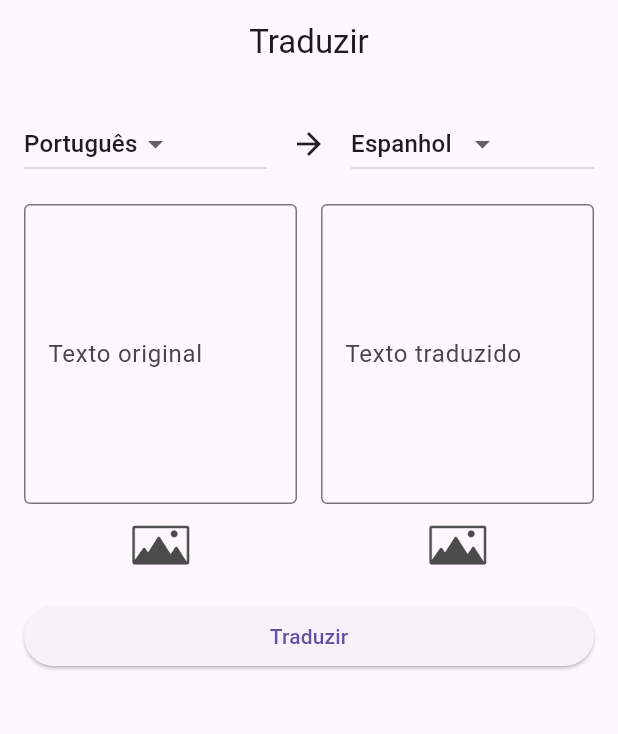
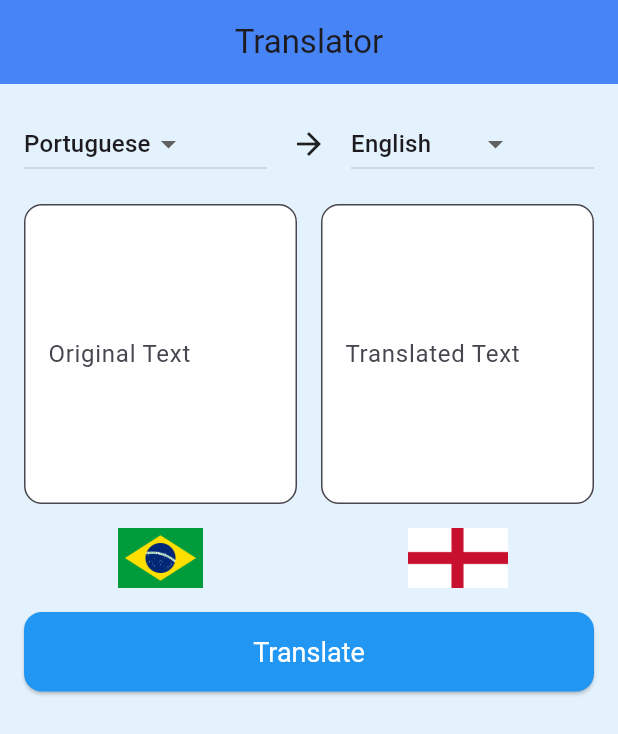
Before and after one commit to felesmanhotto/tradutor-flutter, a Flutter app: the screen it shows after launch, on a phone screen of 412 x 824 dp. Shown: the top 734 px of the screen. Run offline on Flutter 3.47's test engine with Material 3 defaults, Android fonts, the light colour scheme and no system bars.

Commit message:
translator api and flags

```diff
--- a/lib/main.dart
+++ b/lib/main.dart
@@ -1,4 +1,6 @@
 import 'package:flutter/material.dart';
+import 'package:http/http.dart' as http;
+import 'dart:convert';
 
 void main() {
   runApp(MyApp());
@@ -10,8 +12,22 @@ class MyApp extends StatelessWidget {
   @override
   Widget build(BuildContext context) {
     return MaterialApp(
-      title: 'App Tradutor',
-      theme: ThemeData(primarySwatch: Colors.blue),
+      title: 'Translator App',
+      theme: ThemeData(
+        primarySwatch: Colors.blue,
+        scaffoldBackgroundColor: Colors.blue.shade50,
+        elevatedButtonTheme: ElevatedButtonThemeData(
+          style: ElevatedButton.styleFrom(
+            backgroundColor: Colors.blue, // cor do botao
+            foregroundColor: Colors.white, // cor do texto
+            textStyle: const TextStyle(fontSize: 18),
+            padding: const EdgeInsets.symmetric(horizontal: 32, vertical: 16),
+            shape: RoundedRectangleBorder(
+              borderRadius: BorderRadius.circular(12),
+            ),
+          ),
+        ),
+      ),
       home: TradutorHome(),
     );
   }
@@ -25,26 +41,114 @@ class TradutorHome extends StatefulWidget {
 }
 
 class _TradutorHomeState extends State<TradutorHome> {
-  final TextEditingController _controller = TextEditingController();
-  String _textoTraduzido = '';
+  final TextEditingController _inputController = TextEditingController();
+  final TextEditingController _outputController = TextEditingController();
 
-  final idiomas = ['Português', 'Inglês', 'Espanhol', 'Francês'];
+  final idiomas = [
+    'Portuguese',
+    'English',
+    'Spanish',
+    'French',
+    'Italian',
+    'German',
+  ];
 
-  String idiomaEntrada = 'Português';
-  String idiomaSaida = 'Espanhol';
+  String idiomaEntrada = 'Portuguese';
+  String idiomaSaida = 'English';
+  bool _isLoading = false;
 
-  void _traduzirTexto() {
+  Future<void> _traduzirTexto() async {
+    final texto = _inputController.text;
+    final sourceLang = _converterIdiomaParaCodigo(idiomaEntrada);
+    final targetLang = _converterIdiomaParaCodigo(idiomaSaida);
+
     setState(() {
-      _textoTraduzido = _controller.text.split('').reversed.join('');
+      _isLoading = true;
     });
+
+    final url = Uri.parse(
+      'https://api.mymemory.translated.net/get?q=$texto&langpair=$sourceLang|$targetLang',
+    );
+
+    try {
+      final response = await http.get(url);
+
+      if (response.statusCode == 200) {
+        final jsonBody = json.decode(response.body);
+        final translatedText = jsonBody['responseData']['translatedText'];
+        setState(() {
+          _outputController.text = translatedText;
+        });
+      } else {
+        _mostrarErro('Translation failed. Please try again later.');
+        setState(() {
+          _outputController.text = '';
+        });
+      }
+    } catch (e) {
+      print('Erro na tradução: $e');
+      _mostrarErro(
+        'Connection error. Please check your internet and try again.',
+      );
+      setState(() {
+        _outputController.text = '';
+      });
+    } finally {
+      setState(() {
+        _isLoading = false;
+      });
+    }
+  }
+
+  String _converterIdiomaParaCodigo(String idioma) {
+    switch (idioma) {
+      case 'Portuguese':
+        return 'pt';
+      case 'English':
+        return 'en';
+      case 'Spanish':
+        return 'es';
+      case 'French':
+        return 'fr';
+      case 'Italian':
+        return 'it';
+      case 'German':
+        return 'de';
+      default:
+        return 'en';
+    }
+  }
+
+  void _mostrarErro(String mensagem) {
+    showDialog(
+      context: context,
+      builder: (context) {
+        return AlertDialog(
+          title: const Text('Error'),
+          content: Text(mensagem),
+          actions: [
+            TextButton(
+              onPressed: () => Navigator.of(context).pop(),
+              child: const Text('OK'),
+            ),
+          ],
+        );
+      },
+    );
   }
 
   @override
   Widget build(BuildContext context) {
     return Scaffold(
-      appBar: AppBar(title: Text('Traduzir'), centerTitle: true),
+      appBar: AppBar(
+        title: const Text('Translator'),
+        centerTitle: true,
+        backgroundColor: Colors.blueAccent,
+        elevation: 4, // sombra
+      ),
 
-      body: Padding(
+      body: SingleChildScrollView(
+        child: Padding(
           padding: const EdgeInsets.all(16.0),
 
           child: Column(
@@ -105,20 +209,24 @@ class _TradutorHomeState extends State<TradutorHome> {
                     child: Column(
                       children: [
                         SizedBox(
-                        height: 200, // Altura fixa
+                          height: 200, // altura fixa
                           child: TextField(
-                          controller: _controller,
+                            controller: _inputController,
                             maxLines: null,
                             expands: true,
-                          decoration: const InputDecoration(
-                            labelText: 'Texto original',
-                            border: OutlineInputBorder(),
+                            decoration: InputDecoration(
+                              labelText: 'Original Text',
+                              filled: true,
+                              fillColor: Colors.white,
+                              border: OutlineInputBorder(
+                                borderRadius: BorderRadius.circular(12),
                               ),
                             ),
                           ),
-                      const SizedBox(height: 8),
+                        ),
+                        const SizedBox(height: 16),
                         Image.asset(
-                        'assets/placeholder.png',
+                          'assets/$idiomaEntrada.png',
                           height: 40,
                         ), // bandeira de entrada
                       ],
@@ -134,21 +242,23 @@ class _TradutorHomeState extends State<TradutorHome> {
                         SizedBox(
                           height: 200,
                           child: TextField(
-                          controller: TextEditingController(
-                            text: _textoTraduzido,
-                          ),
+                            controller: _outputController,
                             readOnly: true,
                             maxLines: null,
                             expands: true,
-                          decoration: const InputDecoration(
-                            labelText: 'Texto traduzido',
-                            border: OutlineInputBorder(),
+                            decoration: InputDecoration(
+                              labelText: 'Translated Text',
+                              filled: true,
+                              fillColor: Colors.white,
+                              border: OutlineInputBorder(
+                                borderRadius: BorderRadius.circular(12),
                               ),
                             ),
                           ),
-                      const SizedBox(height: 8),
+                        ),
+                        const SizedBox(height: 16),
                         Image.asset(
-                        'assets/placeholder.png',
+                          'assets/$idiomaSaida.png',
                           height: 40,
                         ), // bandeira de saída
                       ],
@@ -159,11 +269,14 @@ class _TradutorHomeState extends State<TradutorHome> {
 
               const SizedBox(height: 16),
 
-            ElevatedButton(
+              _isLoading
+                  ? const Center(child: CircularProgressIndicator())
+                  : ElevatedButton(
                     onPressed: _traduzirTexto,
-              child: const Text('Traduzir'),
+                    child: const Text('Translate'),
                   ),
             ],
+          ),
         ),
       ),
     );
--- a/pubspec.yaml
+++ b/pubspec.yaml
@@ -34,6 +34,7 @@ dependencies:
   # The following adds the Cupertino Icons font to your application.
   # Use with the CupertinoIcons class for iOS style icons.
   cupertino_icons: ^1.0.8
+  http: ^1.3.0
 
 dev_dependencies:
   flutter_test:
```
Also changed, not shown: assets/English.png (added), assets/French.png (added), assets/German.png (added), assets/Italian.png (added), assets/Portuguese.png (added), assets/Spanish.png (added), pubspec.lock, 1 other file. Lines whose indentation alone changed are shown as unchanged.
